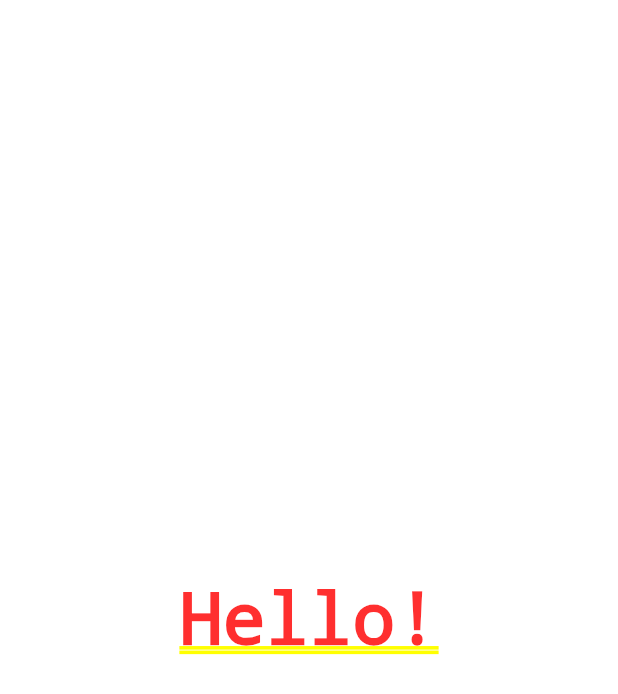
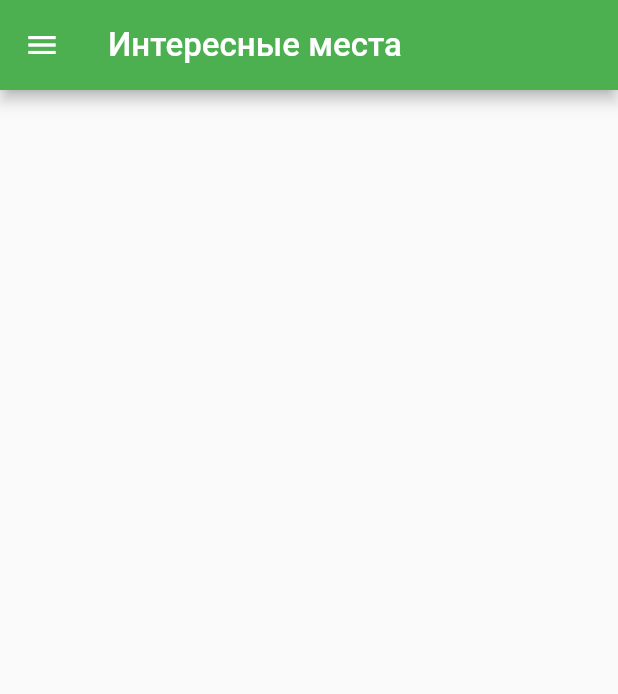
Before and after one commit to krista4ok/surf-flutter-course-zotyeva, a Flutter app: the screen it shows after launch, on a phone screen of 412 x 824 dp. Shown: the top 694 px of the screen. Run offline on Flutter 3.47's test engine with Material 2 defaults, Android fonts, the phone set to English and light mode, and no system bars.

Commit message:
Создание Scaffold. Добавлен AppBar.

```diff
--- a/places/lib/main.dart
+++ b/places/lib/main.dart
@@ -1,4 +1,5 @@
 import 'package:flutter/material.dart';
+import 'package:places/ui/screen/sight_screen.dart';
 
 void main() {
   runApp(MyApp());
@@ -11,7 +12,7 @@ class MyApp extends StatelessWidget {
       theme: ThemeData(
         visualDensity: VisualDensity.adaptivePlatformDensity,
       ),
-      home: MySecondWidget(),
+      home: SightScreen(),
     );
   }
 }
--- /dev/null
+++ b/places/lib/ui/screen/sight_screen.dart
@@ -0,0 +1,28 @@
+import 'package:flutter/material.dart';
+
+class SightScreen extends StatefulWidget {
+  @override
+  _SightScreenState createState() => _SightScreenState();
+}
+
+class _SightScreenState extends State<SightScreen> {
+  @override
+  Widget build(BuildContext context) {
+    return MaterialApp(
+      home: Scaffold(
+        appBar: AppBar(
+          toolbarHeight: 60,
+          backgroundColor: Colors.green,
+          title: Text(
+            'Интересные места',
+            style: TextStyle(fontSize: 22),
+          ),
+        ),
+        drawer: Container(
+          color: Colors.red,
+          width: 250,
+        ),
+      ),
+    );
+  }
+}
```
Also changed, not shown: places/pubspec.lock.
